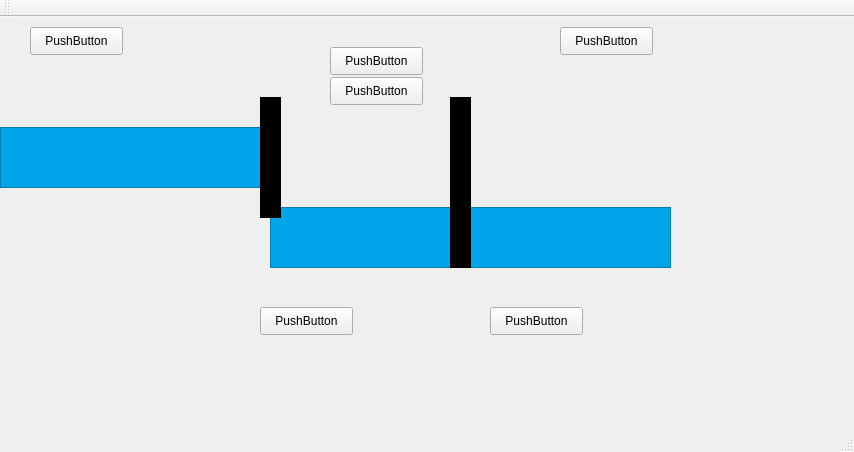
Before: the Qt Designer form Projet_IHM/Simulation/mainwindow.ui in qwendling/TPNote_IHM, drawn with Qt 5.
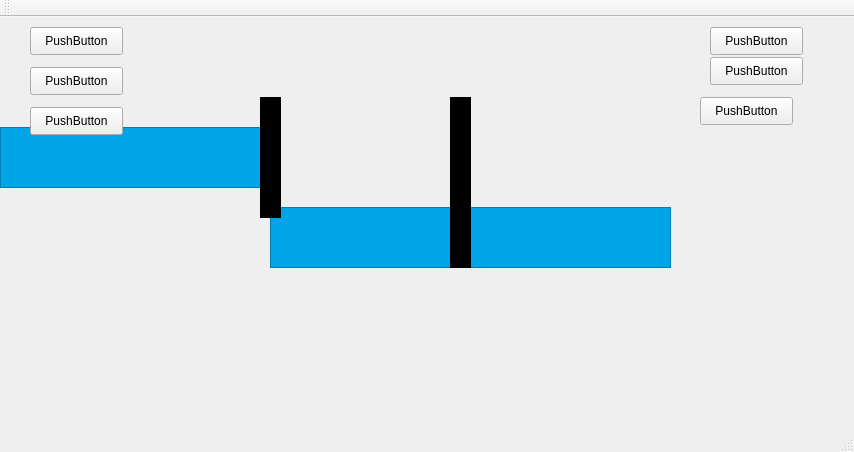
After: the same form once the commit is applied. Icons and pictures are not drawn.

The edit to the form file:
```diff
--- a/Projet_IHM/Simulation/mainwindow.ui
+++ b/Projet_IHM/Simulation/mainwindow.ui
@@ -174,24 +174,11 @@
      <string notr="true">background-color: rgb(0, 164, 232);</string>
     </property>
    </widget>
-   <widget class="QPushButton" name="Etap1">
-    <property name="geometry">
-     <rect>
-      <x>260</x>
-      <y>290</y>
-      <width>93</width>
-      <height>28</height>
-     </rect>
-    </property>
-    <property name="text">
-     <string>PushButton</string>
-    </property>
-   </widget>
    <widget class="QPushButton" name="Etap2">
     <property name="geometry">
      <rect>
-      <x>330</x>
-      <y>30</y>
+      <x>30</x>
+      <y>50</y>
       <width>93</width>
       <height>28</height>
      </rect>
@@ -203,8 +190,8 @@
    <widget class="QPushButton" name="Etape1">
     <property name="geometry">
      <rect>
-      <x>490</x>
-      <y>290</y>
+      <x>710</x>
+      <y>10</y>
       <width>93</width>
       <height>28</height>
      </rect>
@@ -292,8 +279,8 @@
    <widget class="QPushButton" name="pushButton3">
     <property name="geometry">
      <rect>
-      <x>330</x>
-      <y>60</y>
+      <x>30</x>
+      <y>90</y>
       <width>93</width>
       <height>28</height>
      </rect>
@@ -340,19 +327,6 @@
      <bool>true</bool>
     </property>
    </widget>
-   <widget class="QPushButton" name="pushButton4">
-    <property name="geometry">
-     <rect>
-      <x>560</x>
-      <y>10</y>
-      <width>93</width>
-      <height>28</height>
-     </rect>
-    </property>
-    <property name="text">
-     <string>PushButton</string>
-    </property>
-   </widget>
    <widget class="QPushButton" name="pushButton1">
     <property name="geometry">
      <rect>
@@ -366,6 +340,32 @@
      <string>PushButton</string>
     </property>
    </widget>
+   <widget class="QPushButton" name="Etape1_2">
+    <property name="geometry">
+     <rect>
+      <x>710</x>
+      <y>40</y>
+      <width>93</width>
+      <height>28</height>
+     </rect>
+    </property>
+    <property name="text">
+     <string>PushButton</string>
+    </property>
+   </widget>
+   <widget class="QPushButton" name="Etape1_3">
+    <property name="geometry">
+     <rect>
+      <x>700</x>
+      <y>80</y>
+      <width>93</width>
+      <height>28</height>
+     </rect>
+    </property>
+    <property name="text">
+     <string>PushButton</string>
+    </property>
+   </widget>
    <zorder>Terre</zorder>
    <zorder>Vert1</zorder>
    <zorder>Vert2</zorder>
```
Left out of the diff: 4 changed lines with no effect on the pictures.
